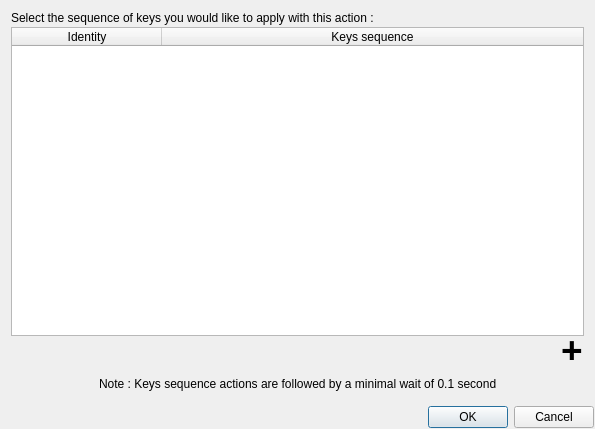
Qt form ui/createactiondialog/CreateKeysSequenceActionDialog.ui (AmirHammouteneEI/ScheduledPasteAndKeys) before a commit.
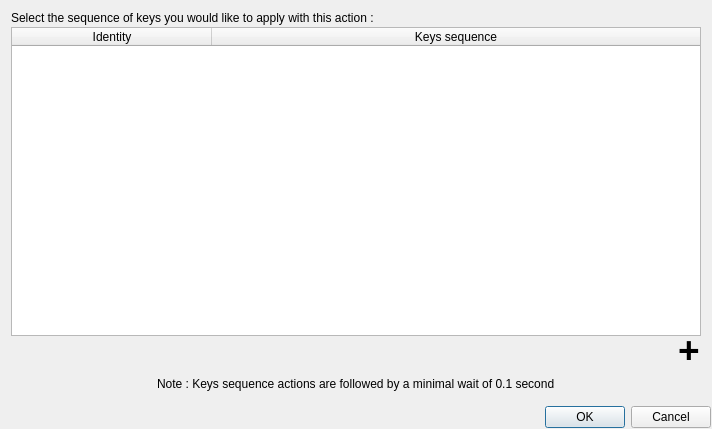
The same form after that commit. Custom widgets are drawn as their Qt base class.

```diff
--- a/ui/createactiondialog/CreateKeysSequenceActionDialog.ui
+++ b/ui/createactiondialog/CreateKeysSequenceActionDialog.ui
@@ -6,7 +6,7 @@
    <rect>
     <x>0</x>
     <y>0</y>
-    <width>595</width>
+    <width>712</width>
     <height>429</height>
    </rect>
   </property>
@@ -160,8 +160,11 @@
        <property name="selectionBehavior">
         <enum>QAbstractItemView::SelectionBehavior::SelectRows</enum>
        </property>
+       <attribute name="horizontalHeaderMinimumSectionSize">
+        <number>64</number>
+       </attribute>
        <attribute name="horizontalHeaderDefaultSectionSize">
-        <number>150</number>
+        <number>200</number>
        </attribute>
        <attribute name="horizontalHeaderStretchLastSection">
         <bool>true</bool>
```
Left out of the diff: 9 changed lines with no effect on the pictures.
